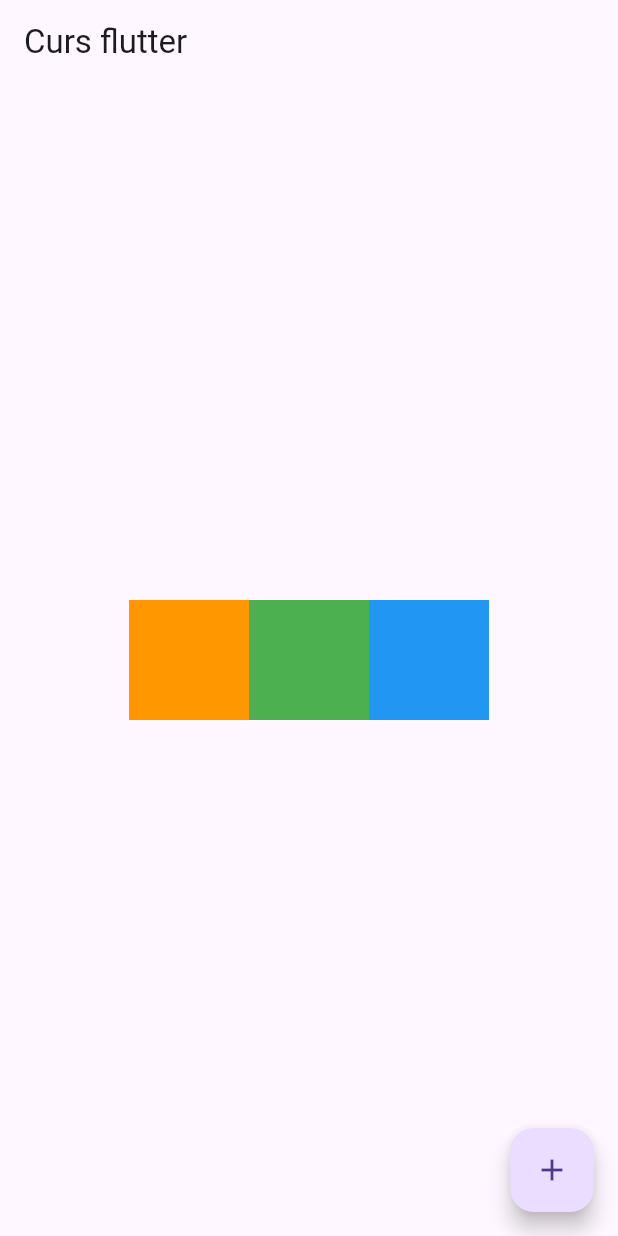
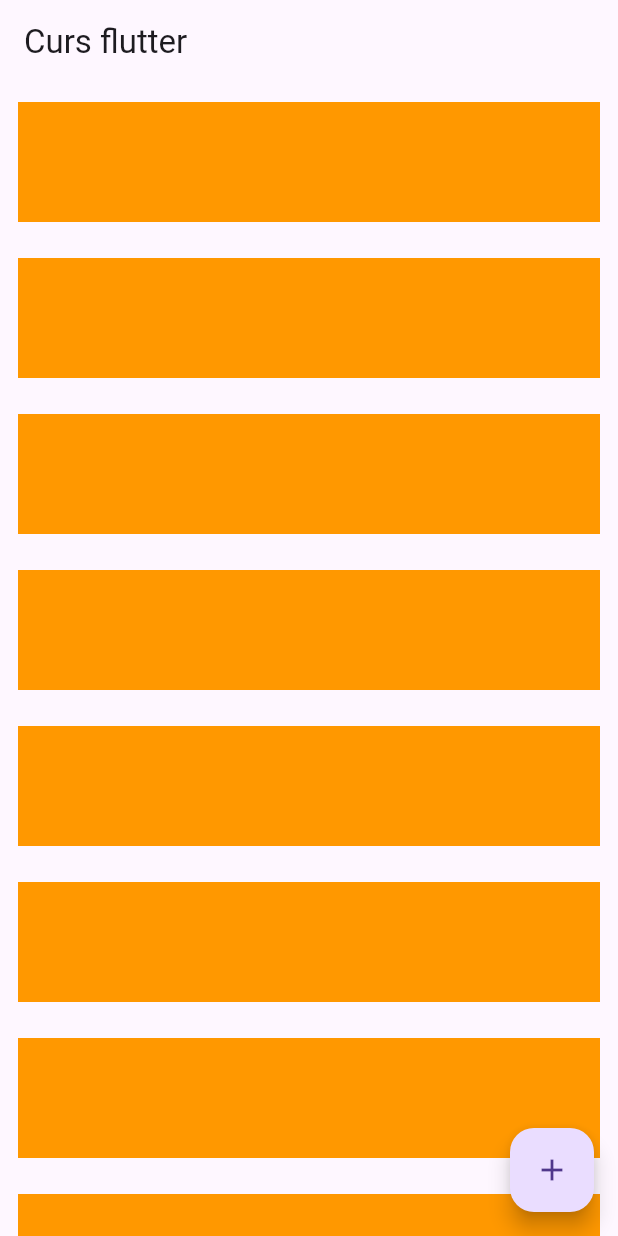
Before and after one commit to AnaLara714/first-app-flutter, a Flutter app: the screen it shows after launch, on a phone screen of 412 x 824 dp. Run offline on Flutter 3.47's test engine with Material 3 defaults, Android fonts, the phone set to English and light mode, and no system bars.

Commit message:
aplicando uum scroll na tela de conteudos

```diff
--- a/lib/src/components/home_page.dart
+++ b/lib/src/components/home_page.dart
@@ -12,26 +12,18 @@ class HomePage extends StatelessWidget {
       body: SizedBox(
         width: double.infinity,
         height: double.infinity,
-        child: Row(
-          mainAxisAlignment: MainAxisAlignment.center,
-          crossAxisAlignment: CrossAxisAlignment.center,
+        child: SingleChildScrollView(
+          child: Column(
             children: [
+              for (var i = 0; i < 10; i++)
                 Container(
-              width: 80,
+                  width: double.infinity,
                   height: 80,
                   color: Colors.orange,
-            ),
-            Container(
-              width: 80,
-              height: 80,
-              color: Colors.green,
-            ),
-            Container(
-              width: 80,
-              height: 80,
-              color: Colors.blue,
+                  margin: const EdgeInsets.all(12),
                 ),
             ],
+          ),
         ),
       ),
       floatingActionButton: FloatingActionButton(
```
Lines whose indentation alone changed are shown as unchanged.
